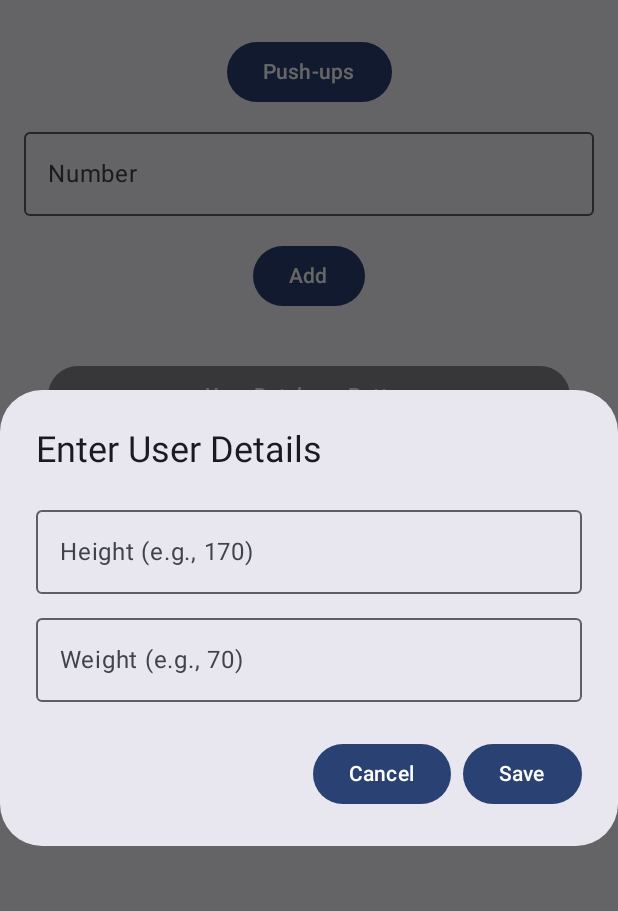
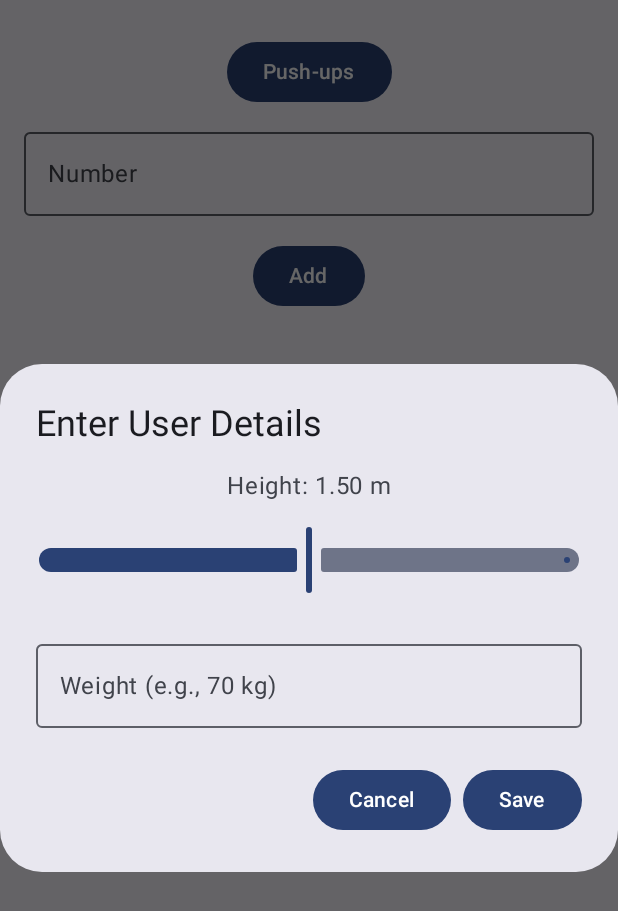
Before and after one commit to WeissShaharIL/exercise-app, an Android app built with Jetpack Compose: the screen it shows after launch (MainActivity), after a tap on "User Database Button", on a phone screen of 412 x 824 dp. Shown: the top 911 px of the screen. Run offline under Robolectric (Android 15) with nearby library versions, the light colour scheme and no system bars; our stand-ins replace Room's generated code, livedata-compose; libraries missing offline, so code that uses them is left out: com.bumptech.glide; 1 statement that could not run was skipped.

Commit message:
added KNOWN_ISSUES.md

```diff
--- a/app/src/main/java/com/example/exerciseapp/data/User.kt
+++ b/app/src/main/java/com/example/exerciseapp/data/User.kt
@@ -1,5 +1,6 @@
 package com.example.exerciseapp.data
 
+import androidx.room.ColumnInfo
 import androidx.room.Entity
 import androidx.room.PrimaryKey
 
@@ -7,5 +8,6 @@ import androidx.room.PrimaryKey
 data class User(
     @PrimaryKey(autoGenerate = true) val id: Int = 0,
     val weight: Float,
-    val height: Float
+    val height: Float,
+    @ColumnInfo(name = "timestamp") val timestamp: Long = System.currentTimeMillis()
 )
--- a/app/src/main/java/com/example/exerciseapp/view/ExerciseLogScreen.kt
+++ b/app/src/main/java/com/example/exerciseapp/view/ExerciseLogScreen.kt
@@ -23,6 +23,7 @@ import androidx.compose.material3.Icon
 import androidx.compose.material3.IconButton
 import androidx.compose.material3.MaterialTheme
 import androidx.compose.material3.OutlinedTextField
+import androidx.compose.material3.Slider
 import androidx.compose.material3.Text
 import androidx.compose.runtime.Composable
 import androidx.compose.runtime.LaunchedEffect
@@ -53,7 +54,7 @@ fun ExerciseLogScreen(
     var selectedActivity by remember { mutableStateOf("") }
     var showDialog by remember { mutableStateOf(false) }
 
-    var height by remember { mutableStateOf("") }
+    var height by remember { mutableStateOf("1.50") } // Default height as a string
     var weight by remember { mutableStateOf("") }
 
 // Pre-fill height and weight when the dialog is opened
@@ -170,11 +171,12 @@ fun ExerciseLogScreen(
                     onClick = {
                         val heightValue = height.toFloatOrNull()
                         val weightValue = weight.toFloatOrNull()
-                        if (heightValue != null && weightValue != null && heightValue > 0 && weightValue > 0) {
+                        if (heightValue != null && heightValue > 0 && weightValue != null && weightValue > 0) {
                             userViewModel.saveUser(height = heightValue, weight = weightValue)
+                            Toast.makeText(context, "User details saved successfully!", Toast.LENGTH_SHORT).show()
                             showDialog = false // Close the dialog
                         } else {
-                            Toast.makeText(context, "Please enter valid height and weight!", Toast.LENGTH_SHORT).show()
+                            Toast.makeText(context, "Please enter a valid height and weight!", Toast.LENGTH_SHORT).show()
                         }
                     }
                 ) {
@@ -188,19 +190,24 @@ fun ExerciseLogScreen(
             },
             title = { Text("Enter User Details") },
             text = {
-                Column {
-                    OutlinedTextField(
-                        value = height,
-                        onValueChange = { height = it },
-                        label = { Text("Height (e.g., 170)") },
-                        keyboardOptions = KeyboardOptions(keyboardType = KeyboardType.Number),
-                        modifier = Modifier.fillMaxWidth()
+                Column(horizontalAlignment = Alignment.CenterHorizontally) {
+                    Text(
+                        text = "Height: ${String.format("%.2f", height.toFloatOrNull() ?: 1.5f)} m",
+                        style = MaterialTheme.typography.bodyLarge
+                    )
+                    Slider(
+                        value = height.toFloatOrNull() ?: 1.5f, // Safe conversion with default
+                        onValueChange = { newHeight -> height = String.format("%.2f", newHeight) }, // Format to 2 decimals
+                        valueRange = 0.5f..2.5f,
+                        modifier = Modifier
+                            .fillMaxWidth()
+                            .padding(vertical = 16.dp)
                     )
                     Spacer(modifier = Modifier.height(8.dp))
                     OutlinedTextField(
                         value = weight,
                         onValueChange = { weight = it },
-                        label = { Text("Weight (e.g., 70)") },
+                        label = { Text("Weight (e.g., 70 kg)") },
                         keyboardOptions = KeyboardOptions(keyboardType = KeyboardType.Number),
                         modifier = Modifier.fillMaxWidth()
                     )
@@ -208,6 +215,7 @@ fun ExerciseLogScreen(
             }
         )
     }
+
 }
 
 @Composable
@@ -219,7 +227,8 @@ fun ExerciseLogRow(log: ExerciseLog, onDelete: () -> Unit) {
         horizontalArrangement = Arrangement.SpaceBetween,
         verticalAlignment = Alignment.CenterVertically
     ) {
-        Text(text = "${log.activity}: ${log.number}", style = MaterialTheme.typography.bodyLarge)
+        Text(text = "${log.activity}: ${log.number}",
+            style = MaterialTheme.typography.bodyLarge)
         IconButton(onClick = { onDelete() }) {
             Icon(imageVector = Icons.Default.Delete, contentDescription = "Delete Log")
         }
```
Also changed, not shown: 1 other file.
